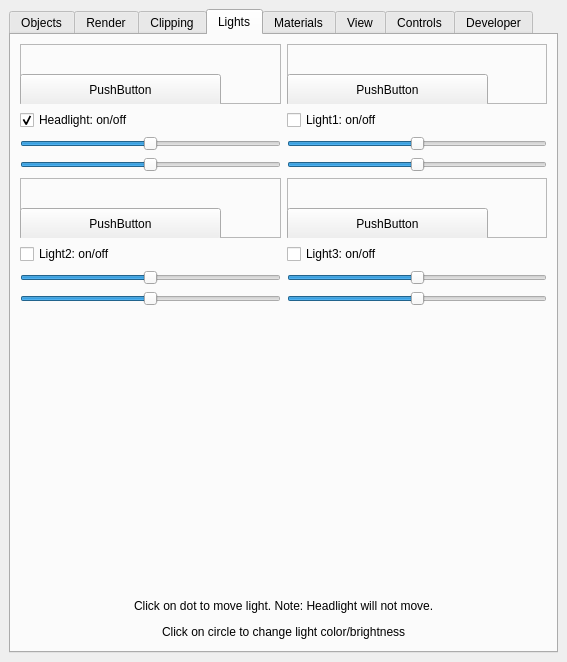
SCIInstitute/SCIRun, file src/Interface/Modules/Render/ViewSceneControls.ui: the form before one commit.
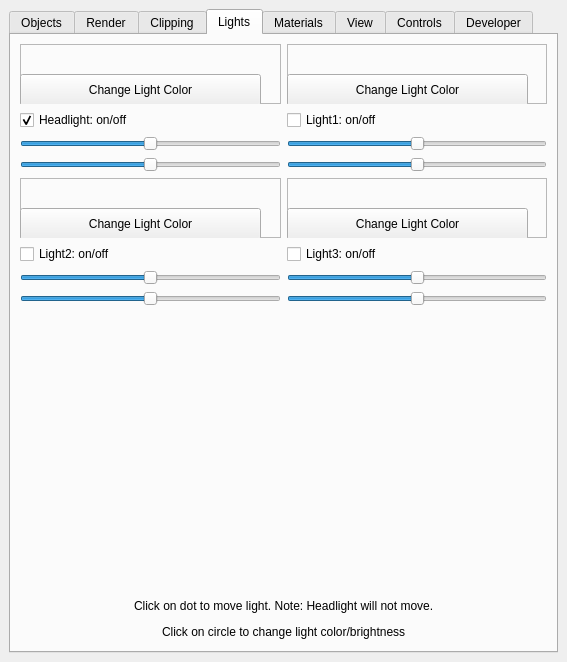
The form after the commit. The open tabs and pages were chosen to show the change.

The edit to the form file:
```diff
--- a/src/Interface/Modules/Render/ViewSceneControls.ui
+++ b/src/Interface/Modules/Render/ViewSceneControls.ui
@@ -1005,12 +1005,12 @@
             <rect>
              <x>0</x>
              <y>30</y>
-             <width>201</width>
+             <width>241</width>
              <height>32</height>
             </rect>
            </property>
            <property name="text">
-            <string>PushButton</string>
+            <string>Change Light Color</string>
            </property>
           </widget>
           <widget class="QLabel" name="color3">
@@ -1018,7 +1018,7 @@
             <rect>
              <x>10</x>
              <y>10</y>
-             <width>181</width>
+             <width>221</width>
              <height>16</height>
             </rect>
            </property>
@@ -1210,12 +1210,12 @@
             <rect>
              <x>0</x>
              <y>30</y>
-             <width>201</width>
+             <width>241</width>
              <height>32</height>
             </rect>
            </property>
            <property name="text">
-            <string>PushButton</string>
+            <string>Change Light Color</string>
            </property>
           </widget>
           <widget class="QLabel" name="color2">
@@ -1223,7 +1223,7 @@
             <rect>
              <x>10</x>
              <y>10</y>
-             <width>181</width>
+             <width>221</width>
              <height>16</height>
             </rect>
            </property>
@@ -1252,12 +1252,12 @@
             <rect>
              <x>0</x>
              <y>30</y>
-             <width>201</width>
+             <width>241</width>
              <height>32</height>
             </rect>
            </property>
            <property name="text">
-            <string>PushButton</string>
+            <string>Change Light Color</string>
            </property>
           </widget>
           <widget class="QLabel" name="color1">
@@ -1265,7 +1265,7 @@
             <rect>
              <x>10</x>
              <y>10</y>
-             <width>181</width>
+             <width>221</width>
              <height>16</height>
             </rect>
            </property>
@@ -1346,7 +1346,7 @@
             <rect>
              <x>10</x>
              <y>10</y>
-             <width>181</width>
+             <width>221</width>
              <height>16</height>
             </rect>
            </property>
@@ -1359,12 +1359,12 @@
             <rect>
              <x>0</x>
              <y>30</y>
-             <width>201</width>
+             <width>241</width>
              <height>32</height>
             </rect>
            </property>
            <property name="text">
-            <string>PushButton</string>
+            <string>Change Light Color</string>
            </property>
           </widget>
          </widget>
```
Left out of the diff: 28 changed lines with no effect on the pictures.
